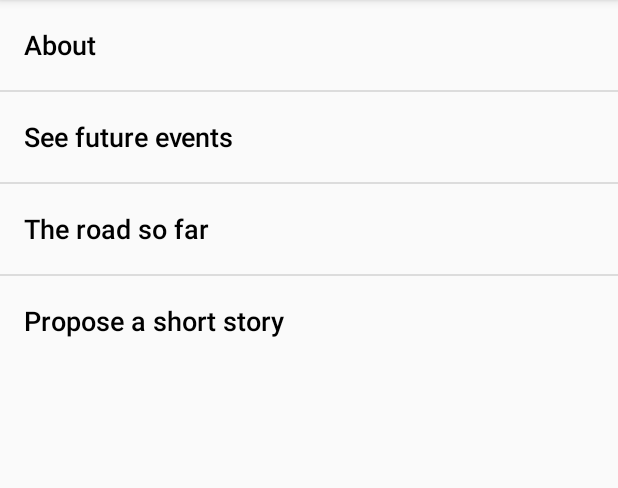
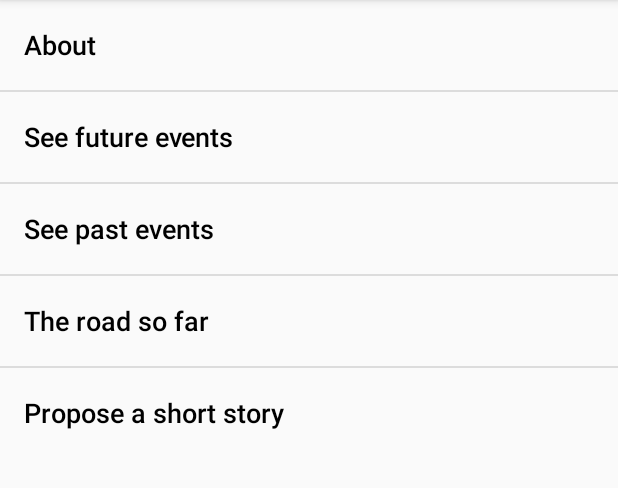
Before and after one commit to phillausofia/BucharestEnglishBookClub, an Android app: the screen it shows after launch (MainActivity), on a phone screen of 412 x 824 dp, the part 84-572 px from its top. Run offline under Robolectric (Android 15) with nearby library versions, the phone set to English and light mode, and no system bars.

Commit message:
Adding a new activity that will shown past events.

```diff
--- a/app/src/main/java/com/bebc/android/bucharestenglishbookclub/MainActivity.java
+++ b/app/src/main/java/com/bebc/android/bucharestenglishbookclub/MainActivity.java
@@ -49,8 +49,15 @@ public class MainActivity extends AppCompatActivity {
             }
         });
 
+        findViewById(R.id.past_events).setOnClickListener(new View.OnClickListener() {
+            @Override
+            public void onClick(View v) {
+                startActivity(new Intent(MainActivity.this, PastEventsActivity.class));
+            }
+        });
+
         //We find the TextView with the id past_events and set a click listener on it
-        TextView pastEventsView = findViewById(R.id.past_events);
+        TextView pastEventsView = findViewById(R.id.past_readings);
         //The click listener will take us to a Google Docs
         pastEventsView.setOnClickListener(new View.OnClickListener() {
             @Override
--- a/app/src/main/res/layout/activity_main.xml
+++ b/app/src/main/res/layout/activity_main.xml
@@ -22,9 +22,15 @@
             android:id="@+id/future_events"
             />
         <TextView
+            style = "@style/CategoryStyle"
+            android:text="See past events"
+            android:id="@+id/past_events"
+
+            />
+        <TextView
             style="@style/CategoryStyle"
             android:text="@string/the_road_so_far"
-            android:id="@+id/past_events"/>
+            android:id="@+id/past_readings"/>
         <TextView
             style="@style/CategoryStyle"
             android:text="@string/propose_short_story"
```
